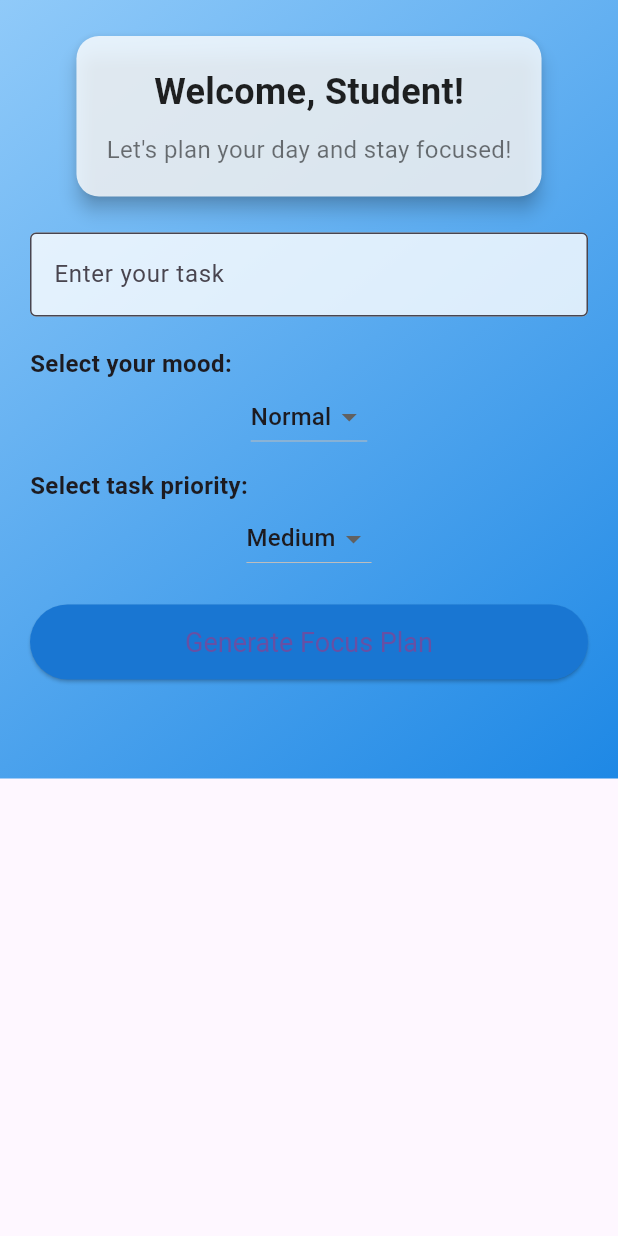
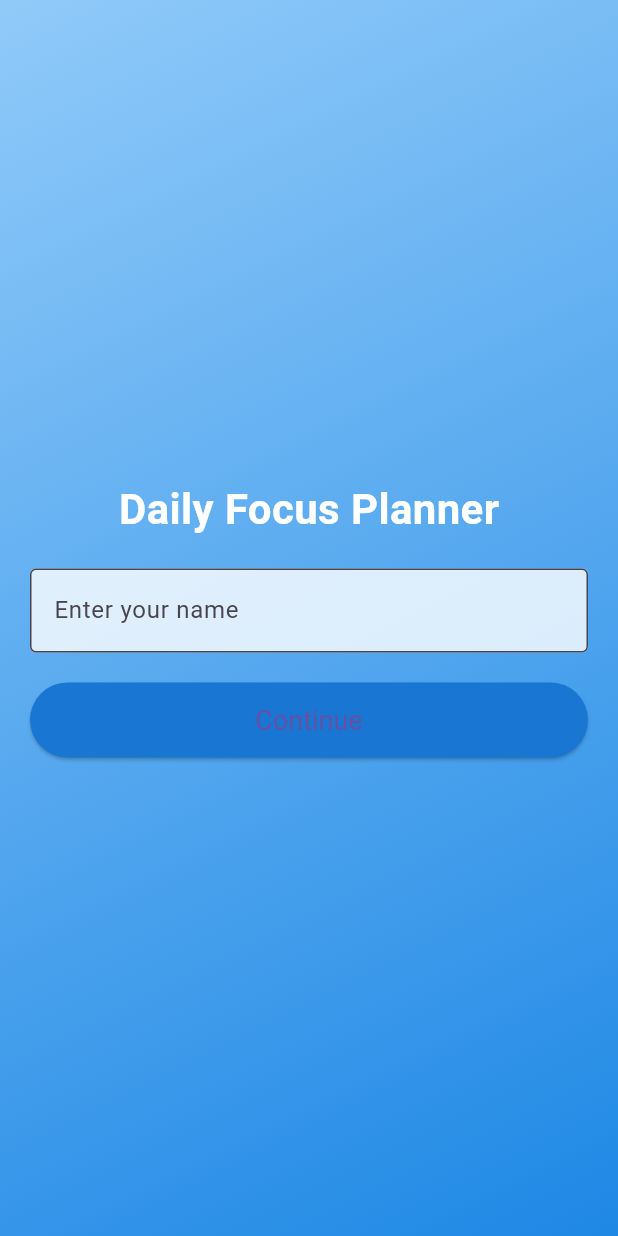
Before and after one commit to SarahCoeds/Mobile-Applications-Project, a Flutter app: the screen it shows after launch, on a phone screen of 412 x 824 dp. Run offline on Flutter 3.47's test engine with Material 3 defaults, Android fonts, the phone set to English and light mode, and no system bars.

Commit message:
added a login area for user display name when "logged in" and decided to add a history of tasks

```diff
--- a/lib/main.dart
+++ b/lib/main.dart
@@ -7,11 +7,90 @@ void main() {
 class FocusApp extends StatelessWidget {
   @override
   Widget build(BuildContext context) {
-    return MaterialApp(title: 'Daily Focus Planner', home: HomePage());
+    return MaterialApp(
+      title: 'Daily Focus Planner',
+      debugShowCheckedModeBanner: false,
+      home: LoginPage(), // must point here first
+    );
+  }
+}
+
+class LoginPage extends StatefulWidget {
+  @override
+  _LoginPageState createState() => _LoginPageState();
+}
+
+class _LoginPageState extends State<LoginPage> {
+  TextEditingController nameController = TextEditingController();
+
+  @override
+  Widget build(BuildContext context) {
+    return Scaffold(
+      body: Container(
+        decoration: BoxDecoration(
+          gradient: LinearGradient(
+            colors: [Colors.blue.shade200, Colors.blue.shade600],
+            begin: Alignment.topLeft,
+            end: Alignment.bottomRight,
+          ),
+        ),
+        child: Center(
+          child: Padding(
+            padding: const EdgeInsets.all(20.0),
+            child: Column(
+              mainAxisSize: MainAxisSize.min,
+              children: [
+                Text(
+                  "Daily Focus Planner",
+                  style: TextStyle(
+                    fontSize: 28,
+                    fontWeight: FontWeight.bold,
+                    color: Colors.white,
+                  ),
+                ),
+                SizedBox(height: 20),
+                TextField(
+                  controller: nameController,
+                  decoration: InputDecoration(
+                    labelText: "Enter your name",
+                    border: OutlineInputBorder(),
+                    filled: true,
+                    fillColor: Colors.white.withOpacity(0.8),
+                  ),
+                ),
+                SizedBox(height: 20),
+                ElevatedButton(
+                  onPressed: () {
+                    String name = nameController.text.trim();
+                    if (name.isNotEmpty) {
+                      Navigator.pushReplacement(
+                        context,
+                        MaterialPageRoute(
+                          builder: (context) => HomePage(userName: name),
+                        ),
+                      );
+                    }
+                  },
+                  child: Text("Continue"),
+                  style: ElevatedButton.styleFrom(
+                    minimumSize: Size(double.infinity, 50),
+                    textStyle: TextStyle(fontSize: 18),
+                    backgroundColor: Colors.blue.shade700,
+                  ),
+                ),
+              ],
+            ),
+          ),
+        ),
+      ),
+    );
   }
 }
 
 class HomePage extends StatefulWidget {
+  final String userName;
+  HomePage({required this.userName});
+
   @override
   _HomePageState createState() => _HomePageState();
 }
@@ -21,12 +100,11 @@ class _HomePageState extends State<HomePage> {
   String mood = "Normal";
   String priority = "Medium";
   String result = "";
-  String userName = "Student"; // For welcome message
+  List<String> taskHistory = [];
 
   @override
   Widget build(BuildContext context) {
     return Scaffold(
-      // Gradient background
       body: Container(
         decoration: BoxDecoration(
           gradient: LinearGradient(
@@ -41,19 +119,18 @@ class _HomePageState extends State<HomePage> {
               padding: const EdgeInsets.all(20.0),
               child: Column(
                 children: [
-                  // Welcome card
                   Card(
-                    elevation: 5,
+                    elevation: 8,
                     shape: RoundedRectangleBorder(
                       borderRadius: BorderRadius.circular(15),
                     ),
-                    color: Colors.white.withOpacity(0.8),
+                    color: Colors.white.withOpacity(0.85),
                     child: Padding(
                       padding: const EdgeInsets.all(20.0),
                       child: Column(
                         children: [
                           Text(
-                            "Welcome, $userName!",
+                            "Welcome, ${widget.userName}!",
                             style: TextStyle(
                               fontSize: 24,
                               fontWeight: FontWeight.bold,
@@ -72,23 +149,19 @@ class _HomePageState extends State<HomePage> {
                       ),
                     ),
                   ),
-
                   SizedBox(height: 20),
 
-                  // Task input
                   TextField(
                     controller: taskController,
                     decoration: InputDecoration(
                       labelText: 'Enter your task',
                       border: OutlineInputBorder(),
                       filled: true,
-                      fillColor: Colors.white.withOpacity(0.8),
+                      fillColor: Colors.white.withOpacity(0.85),
                     ),
                   ),
-
                   SizedBox(height: 20),
 
-                  // Mood label + dropdown
                   Align(
                     alignment: Alignment.centerLeft,
                     child: Text(
@@ -99,23 +172,33 @@ class _HomePageState extends State<HomePage> {
                       ),
                     ),
                   ),
-                  DropdownButton<String>(
+                  Container(
+                    padding: EdgeInsets.symmetric(horizontal: 12),
+                    decoration: BoxDecoration(
+                      color: Colors.white.withOpacity(0.85),
+                      borderRadius: BorderRadius.circular(8),
+                    ),
+                    child: DropdownButton<String>(
                       value: mood,
-                    items: <String>['Low', 'Normal', 'High'].map((
-                      String value,
-                    ) {
-                      return DropdownMenuItem(value: value, child: Text(value));
-                    }).toList(),
+                      isExpanded: true,
+                      underline: SizedBox(),
+                      items: ['Low', 'Normal', 'High']
+                          .map(
+                            (value) => DropdownMenuItem(
+                              value: value,
+                              child: Text(value),
+                            ),
+                          )
+                          .toList(),
                       onChanged: (newValue) {
                         setState(() {
                           mood = newValue!;
                         });
                       },
                     ),
-
+                  ),
                   SizedBox(height: 10),
 
-                  // Priority label + dropdown
                   Align(
                     alignment: Alignment.centerLeft,
                     child: Text(
@@ -126,47 +209,100 @@ class _HomePageState extends State<HomePage> {
                       ),
                     ),
                   ),
-                  DropdownButton<String>(
+                  Container(
+                    padding: EdgeInsets.symmetric(horizontal: 12),
+                    decoration: BoxDecoration(
+                      color: Colors.white.withOpacity(0.85),
+                      borderRadius: BorderRadius.circular(8),
+                    ),
+                    child: DropdownButton<String>(
                       value: priority,
-                    items: ['Low', 'Medium', 'High'].map((String value) {
-                      return DropdownMenuItem(value: value, child: Text(value));
-                    }).toList(),
+                      isExpanded: true,
+                      underline: SizedBox(),
+                      items: ['Low', 'Medium', 'High']
+                          .map(
+                            (value) => DropdownMenuItem(
+                              value: value,
+                              child: Text(value),
+                            ),
+                          )
+                          .toList(),
                       onChanged: (newValue) {
                         setState(() {
                           priority = newValue!;
                         });
                       },
                     ),
-
+                  ),
                   SizedBox(height: 20),
 
                   ElevatedButton(
                     onPressed: () {
                       setState(() {
                         result = generateMessage();
+                        taskHistory.add(result);
                       });
                     },
                     child: Text('Generate Focus Plan'),
                     style: ElevatedButton.styleFrom(
                       minimumSize: Size(double.infinity, 50),
                       textStyle: TextStyle(fontSize: 18),
-                      backgroundColor: Colors
-                          .blue
-                          .shade700, // <-- use backgroundColor instead of primary
+                      backgroundColor: Colors.blue.shade700,
+                    ),
+                  ),
+                  SizedBox(height: 20),
+
+                  if (result.isNotEmpty)
+                    Card(
+                      elevation: 5,
+                      color: Colors.white.withOpacity(0.85),
+                      shape: RoundedRectangleBorder(
+                        borderRadius: BorderRadius.circular(12),
+                      ),
+                      child: Padding(
+                        padding: const EdgeInsets.all(15.0),
+                        child: Text(
+                          result,
+                          style: TextStyle(
+                            fontSize: 18,
+                            fontWeight: FontWeight.bold,
+                            color: Colors.black87,
+                          ),
+                          textAlign: TextAlign.center,
+                        ),
                       ),
                     ),
 
                   SizedBox(height: 20),
 
-                  // Result text
+                  if (taskHistory.isNotEmpty)
+                    Column(
+                      crossAxisAlignment: CrossAxisAlignment.start,
+                      children: [
                         Text(
-                    result,
+                          "Task History:",
                           style: TextStyle(
-                      fontSize: 18,
+                            fontSize: 16,
                             fontWeight: FontWeight.bold,
                             color: Colors.white,
                           ),
-                    textAlign: TextAlign.center,
+                        ),
+                        SizedBox(height: 5),
+                        ...taskHistory.reversed
+                            .map(
+                              (task) => Card(
+                                color: Colors.white.withOpacity(0.7),
+                                shape: RoundedRectangleBorder(
+                                  borderRadius: BorderRadius.circular(10),
+                                ),
+                                child: Padding(
+                                  padding: const EdgeInsets.all(8.0),
+                                  child: Text(task),
+                                ),
+                              ),
+                            )
+                            .toList(),
+                      ],
                     ),
                 ],
               ),
@@ -177,21 +313,16 @@ class _HomePageState extends State<HomePage> {
     );
   }
 
-  // Generate focus message
   String generateMessage() {
     String task = taskController.text;
 
-    if (task.isEmpty) {
-      return "Please enter a task first.";
-    }
+    if (task.isEmpty) return "Please enter a task first.";
 
-    if (mood == "Low" && priority == "High") {
+    if (mood == "Low" && priority == "High")
       return "Take a deep breath. Work slowly and focus only on $task";
-    }
 
-    if (mood == "High" && priority == "Low") {
+    if (mood == "High" && priority == "Low")
       return "Your mood is ideal to start working on $task";
-    }
 
     return "Focus and work on $task";
   }
```
Lines whose indentation alone changed are shown as unchanged.
